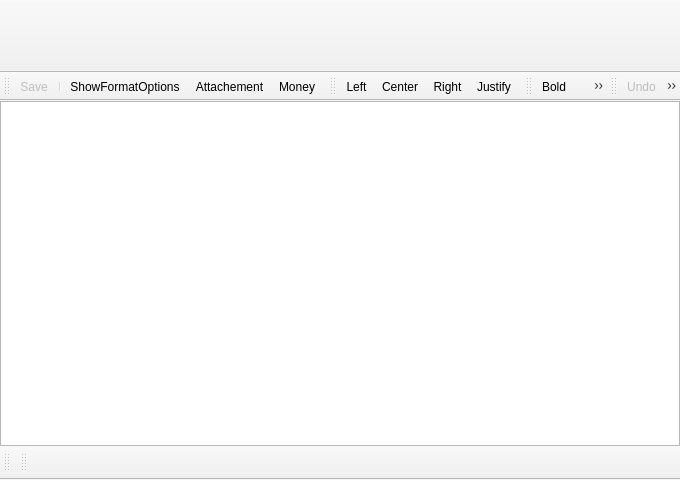
First picture: the form in Mail/maileditorwindow.ui, repository InvictusInnovations/keyhotee, before the edit.
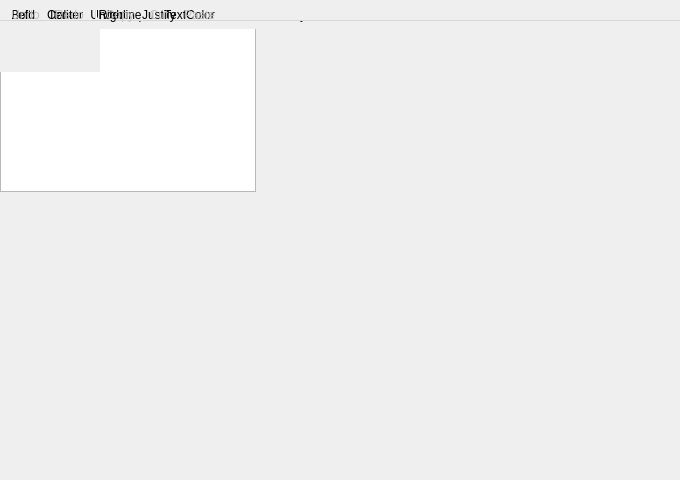
Second picture: the form after the edit. Icons and pictures are not drawn.

Commit message: Restore display of profile name in application title when non-default profile used. Fix Mac-specific problem with application menu: on Mac systems there's a global menu, so deriving sub-windows from QMainWindow can mess up the application window. Sub-windows should be derived from QWidget instead of QMainWindow to avoid this. Changed MailEditorWindow appropriately (hopefully, needs a Mac tester now).

Diff of the .ui file:
```diff
--- a/Mail/maileditorwindow.ui
+++ b/Mail/maileditorwindow.ui
@@ -1,7 +1,7 @@
 <?xml version="1.0" encoding="UTF-8"?>
 <ui version="4.0">
  <class>MailEditorWindow</class>
- <widget class="QMainWindow" name="MailEditorWindow">
+ <widget class="QWidget" name="MailEditorWindow">
   <property name="enabled">
    <bool>true</bool>
   </property>
```
The commit also changes 3 other files.
